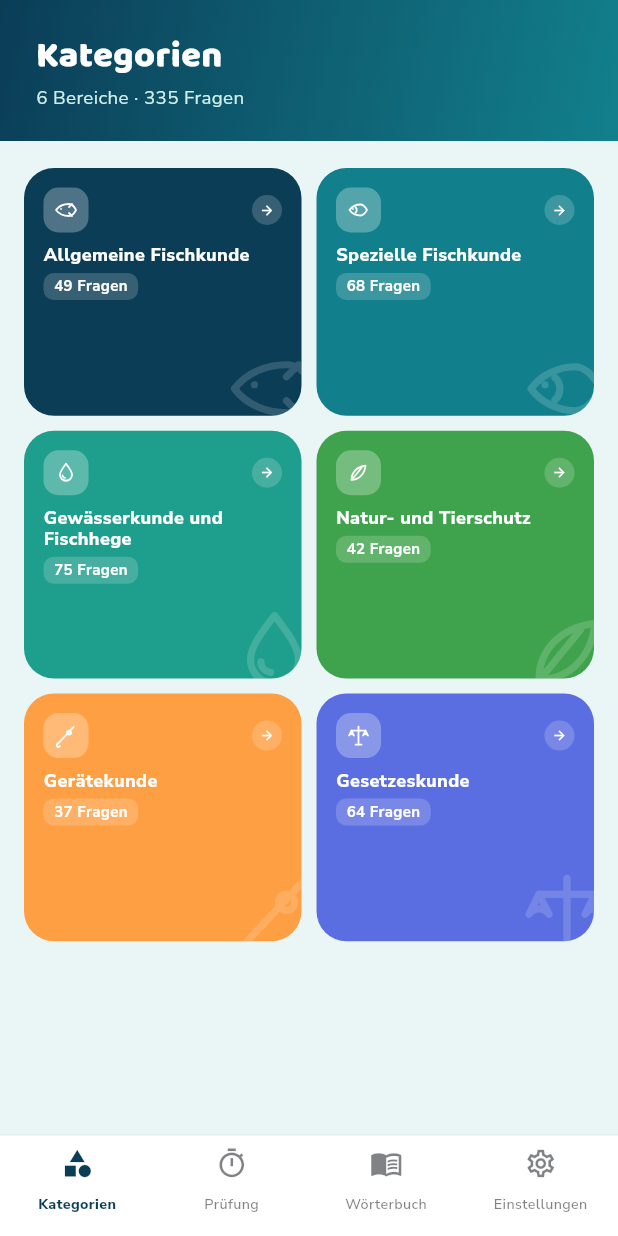
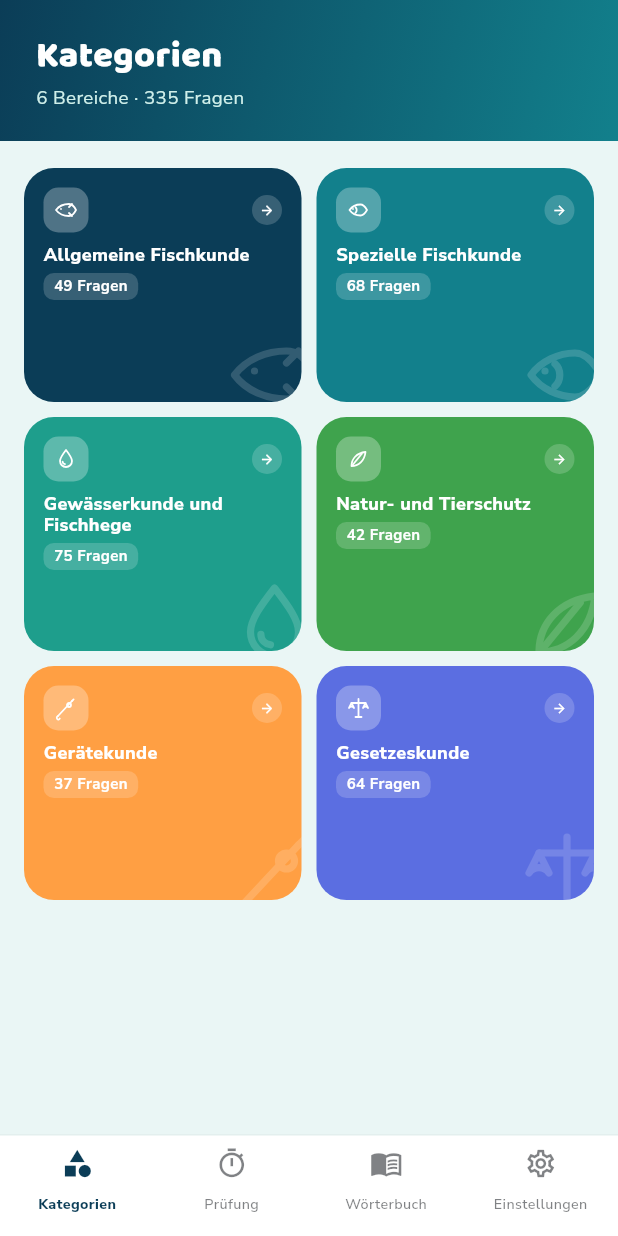
Before and after one commit to altuntopdev/angelschein-nrw, a Flutter app: the screen it shows after launch, after a tap on "DE", on a phone screen of 412 x 824 dp. Run offline on Flutter 3.47's test engine with Material 3 defaults, Android fonts, the phone set to English and light mode, and no system bars; our stand-ins replace package_info_plus, shared_preferences, supabase_flutter; accounts and stored records are empty; network calls fail.

Commit message:
Fix mock exam start button and offline quiz launch
- Pin the "Sınavı Başlat" button below the scrollable info so it is
  always on screen; on shorter phones it sat below the fold.
- ProgressService no longer throws when Supabase never initialized and
  every network call has a timeout, so starting a quiz can't hang on a
  slow or missing connection.
- Guard against double-taps, empty question sets and stale resume
  indexes in launchQuiz.
- Category tiles use a fixed height and text scale is capped at 1.3x to
  stop overflow on narrow phones and large system fonts.
- Add widget tests for the quiz flows and small-screen layouts; fix the
  existing smoke test hanging on asset I/O.

Co-Authored-By: Claude Opus 5.5 <noreply@anthropic.com>

```diff
--- a/lib/main.dart
+++ b/lib/main.dart
@@ -57,6 +57,16 @@ class AngelscheinApp extends StatelessWidget {
             theme: AppTheme.light(),
             darkTheme: AppTheme.dark(),
             themeMode: settings.themeMode,
+            // Very large system font settings pushed fixed-height elements
+            // (category tiles, the bottom bar) into overflow; past 1.3x the
+            // layout can't hold, so text stops growing there.
+            builder: (context, child) {
+              final media = MediaQuery.of(context);
+              return MediaQuery(
+                data: media.copyWith(textScaler: media.textScaler.clamp(maxScaleFactor: 1.3)),
+                child: child!,
+              );
+            },
             home: settings.onboardingDone ? const HomeShell() : const OnboardingScreen(),
           );
         },
--- a/lib/screens/categories/category_list_screen.dart
+++ b/lib/screens/categories/category_list_screen.dart
@@ -58,13 +58,19 @@ class CategoryListScreen extends StatelessWidget {
                 ),
               Padding(
                 padding: const EdgeInsets.fromLTRB(16, 18, 16, 8),
-                child: GridView.count(
-                  crossAxisCount: 2,
+                // A fixed tile height rather than an aspect ratio: on narrow
+                // phones the ratio made tiles too short for the two-line
+                // bilingual titles and they overflowed. 156 matches the
+                // previous look on a standard ~390pt-wide phone.
+                child: GridView(
+                  gridDelegate: const SliverGridDelegateWithFixedCrossAxisCount(
+                    crossAxisCount: 2,
+                    mainAxisSpacing: 10,
+                    crossAxisSpacing: 10,
+                    mainAxisExtent: 156,
+                  ),
                   shrinkWrap: true,
                   physics: const NeverScrollableScrollPhysics(),
-                  mainAxisSpacing: 10,
-                  crossAxisSpacing: 10,
-                  childAspectRatio: 1.12,
                   children: ExamCategory.values.map((category) {
                     final count = repo.questionsFor(category).length;
                     return _CategoryTile(category: category, count: count);
--- a/lib/screens/mock_exam/mock_exam_intro_screen.dart
+++ b/lib/screens/mock_exam/mock_exam_intro_screen.dart
@@ -18,12 +18,19 @@ class MockExamIntroScreen extends StatelessWidget {
 
     return Scaffold(
       backgroundColor: Theme.of(context).scaffoldBackgroundColor,
+      // The start button is pinned below the scrollable info, never inside
+      // it: at the end of the scroll content it sat below the fold on
+      // shorter phones, so testers saw no button to press at all.
       body: SafeArea(
-        child: SingleChildScrollView(
-          padding: const EdgeInsets.fromLTRB(22, 24, 22, 24),
-          child: Column(
-            crossAxisAlignment: CrossAxisAlignment.stretch,
-            children: [
+        child: Column(
+          crossAxisAlignment: CrossAxisAlignment.stretch,
+          children: [
+            Expanded(
+              child: SingleChildScrollView(
+                padding: const EdgeInsets.fromLTRB(22, 24, 22, 12),
+                child: Column(
+                  crossAxisAlignment: CrossAxisAlignment.stretch,
+                  children: [
               Container(
                 padding: const EdgeInsets.all(24),
                 decoration: const BoxDecoration(gradient: AppColors.gradientHeader, borderRadius: BorderRadius.all(Radius.circular(24))),
@@ -70,8 +77,13 @@ class MockExamIntroScreen extends StatelessWidget {
                   ],
                 ),
               ),
-              const SizedBox(height: 32),
-              Material(
+                  ],
+                ),
+              ),
+            ),
+            Padding(
+              padding: const EdgeInsets.fromLTRB(22, 8, 22, 20),
+              child: Material(
                 color: AppColors.deepBlue,
                 borderRadius: BorderRadius.circular(18),
                 child: InkWell(
@@ -98,8 +110,8 @@ class MockExamIntroScreen extends StatelessWidget {
                   ),
                 ),
               ),
-            ],
-          ),
+            ),
+          ],
         ),
       ),
     );
--- a/lib/services/progress_service.dart
+++ b/lib/services/progress_service.dart
@@ -44,12 +44,30 @@ class SavedSession {
 /// itself — which works entirely offline from bundled content — is never
 /// blocked by this.
 class ProgressService {
-  SupabaseClient get _client => Supabase.instance.client;
+  /// Anything the UI waits on (starting a quiz, the home screen's mistakes
+  /// count) must never hang on a slow or dead connection — past this the
+  /// call gives up and the app carries on offline.
+  static const _blockingTimeout = Duration(seconds: 4);
+  static const _backgroundTimeout = Duration(seconds: 10);
+
+  /// Null when Supabase never initialized (no network at launch, a failed
+  /// init, widget tests). `Supabase.instance` throws in that state, so every
+  /// access goes through here instead of touching it directly.
+  SupabaseClient? get _clientOrNull {
+    try {
+      return Supabase.instance.client;
+    } catch (_) {
+      return null;
+    }
+  }
+
+  SupabaseClient get _client => _clientOrNull!;
 
   Future<void> ensureSignedIn() async {
-    if (_client.auth.currentUser != null) return;
+    final client = _clientOrNull;
+    if (client == null || client.auth.currentUser != null) return;
     try {
-      await _client.auth.signInAnonymously(data: {'platform': _platformLabel});
+      await client.auth.signInAnonymously(data: {'platform': _platformLabel}).timeout(_backgroundTimeout);
     } catch (e) {
       debugPrint('ProgressService.ensureSignedIn failed (continuing offline): $e');
     }
@@ -70,7 +88,7 @@ class ProgressService {
     }
   }
 
-  String? get userId => _client.auth.currentUser?.id;
+  String? get userId => _clientOrNull?.auth.currentUser?.id;
 
   Future<SavedSession?> findResumable({required String mode, String? category}) async {
     final uid = userId;
@@ -88,7 +106,7 @@ class ProgressService {
       if (category != null) {
         query = query.eq('category', category);
       }
-      final row = await query.order('updated_at', ascending: false).limit(1).maybeSingle();
+      final row = await query.order('updated_at', ascending: false).limit(1).maybeSingle().timeout(_blockingTimeout);
       if (row == null) return null;
       return SavedSession.fromRow(row);
     } catch (e) {
@@ -119,7 +137,8 @@ class ProgressService {
             'remaining_seconds': timeLimitSeconds,
           })
           .select('id')
-          .single();
+          .single()
+          .timeout(_backgroundTimeout);
       return row['id'] as String;
     } catch (e) {
       debugPrint('ProgressService.createSession failed (continuing without sync): $e');
@@ -129,7 +148,7 @@ class ProgressService {
 
   Future<void> discardSession(String sessionId) async {
     try {
-      await _client.from('quiz_sessions').delete().eq('id', sessionId);
+      await _client.from('quiz_sessions').delete().eq('id', sessionId).timeout(_blockingTimeout);
     } catch (e) {
       debugPrint('ProgressService.discardSession failed: $e');
     }
@@ -154,7 +173,7 @@ class ProgressService {
         'question_id': questionId,
         'category': category,
         'is_correct': isCorrect,
-      });
+      }).timeout(_backgroundTimeout);
     } catch (e) {
       debugPrint('ProgressService.logAttempt failed: $e');
     }
@@ -175,7 +194,7 @@ class ProgressService {
         'results': results,
         if (remainingSeconds != null) 'remaining_seconds': remainingSeconds,
         'updated_at': DateTime.now().toUtc().toIso8601String(),
-      }).eq('id', sessionId);
+      }).eq('id', sessionId).timeout(_backgroundTimeout);
     } catch (e) {
       debugPrint('ProgressService.checkpoint failed: $e');
     }
@@ -187,7 +206,7 @@ class ProgressService {
       await _client.from('quiz_sessions').update({
         'status': 'completed',
         'completed_at': DateTime.now().toUtc().toIso8601String(),
-      }).eq('id', sessionId);
+      }).eq('id', sessionId).timeout(_backgroundTimeout);
     } catch (e) {
       debugPrint('ProgressService.completeSession failed: $e');
     }
@@ -206,7 +225,8 @@ class ProgressService {
           .select('question_id, is_correct')
           .eq('user_id', uid)
           .order('answered_at', ascending: false)
-          .limit(2000);
+          .limit(2000)
+          .timeout(_backgroundTimeout);
       final seen = <String>{};
       final missed = <String>[];
       for (final row in rows) {
@@ -229,8 +249,8 @@ class ProgressService {
     final uid = userId;
     if (uid == null) return false;
     try {
-      await _client.from('quiz_sessions').delete().eq('user_id', uid);
-      await _client.from('question_attempts').delete().eq('user_id', uid);
+      await _client.from('quiz_sessions').delete().eq('user_id', uid).timeout(_backgroundTimeout);
+      await _client.from('question_attempts').delete().eq('user_id', uid).timeout(_backgroundTimeout);
       return true;
     } catch (e) {
       debugPrint('ProgressService.resetAllProgress failed: $e');
```
Also changed, not shown: lib/screens/quiz/quiz_launcher.dart (+23 -2 lines), 2 other files.
